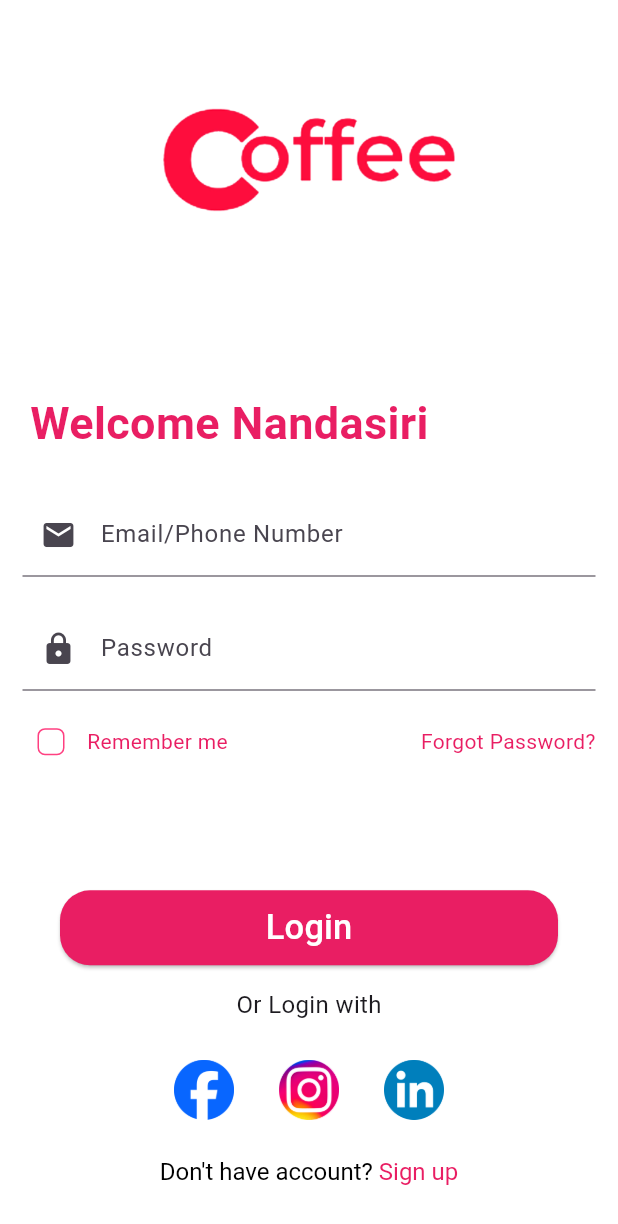
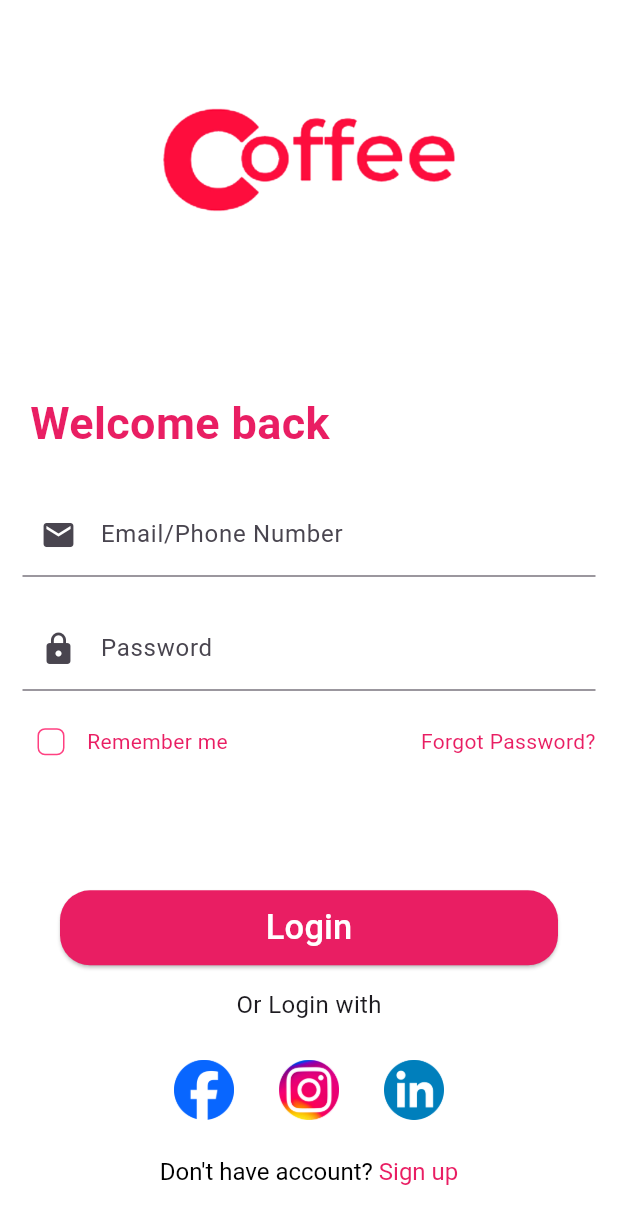
Before and after one commit to ssgamage/loginscreenUIflutter, a Flutter app: the screen it shows after launch, on a phone screen of 412 x 824 dp. Shown: the top 1224 px of the screen. Run offline on Flutter 3.47's test engine with Material 3 defaults, Android fonts, the light colour scheme and no system bars.

Commit message:
rever to original

```diff
--- a/lib/main.dart
+++ b/lib/main.dart
@@ -44,7 +44,7 @@ class _MyAppState extends State<MyApp> {
                           EdgeInsets.symmetric(vertical: 25, horizontal: 20),
                       child: Text(
                         //Demo Edit for test 'Welcome back'
-                        'Welcome Nandasiri',
+                        'Welcome back',
                         style: TextStyle(
                           fontSize: 30,
                           color: Colors.pink,
```
